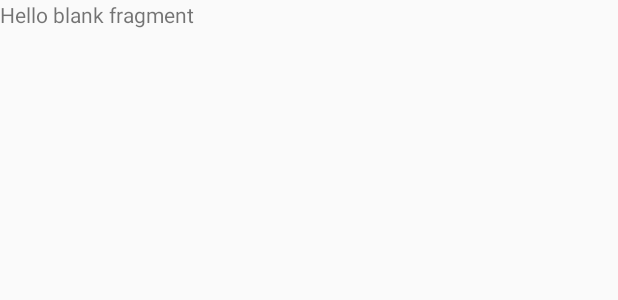
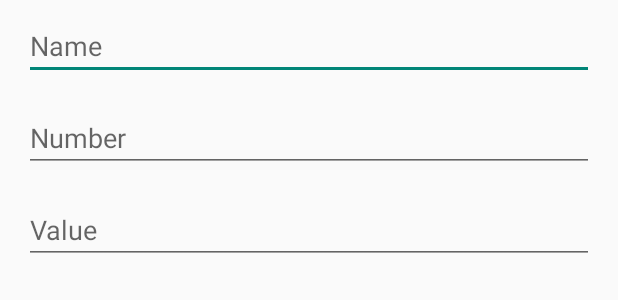
Before and after one commit to barsimark/MyPortfolio, an Android app: the layout fragment_additem.xml on its own in the app's theme, with its tools: preview values and no code run, on a phone screen of 412 x 824 dp. Shown: the top 300 px of the screen. Run offline under Robolectric (Android 15) with nearby library versions, the phone set to English and light mode, and no system bars.

Commit message:
dialog fragment to add new share

```diff
--- a/app/src/main/res/layout/fragment_additem.xml
+++ b/app/src/main/res/layout/fragment_additem.xml
@@ -1,14 +1,53 @@
 <?xml version="1.0" encoding="utf-8"?>
-<FrameLayout xmlns:android="http://schemas.android.com/apk/res/android"
+<androidx.constraintlayout.widget.ConstraintLayout xmlns:android="http://schemas.android.com/apk/res/android"
+    xmlns:app="http://schemas.android.com/apk/res-auto"
     xmlns:tools="http://schemas.android.com/tools"
     android:layout_width="match_parent"
     android:layout_height="match_parent"
     tools:context=".fragments.AdditemFragment">
 
-    <!-- TODO: Update blank fragment layout -->
-    <TextView
+    <EditText
+        android:id="@+id/etAssetName"
         android:layout_width="match_parent"
-        android:layout_height="match_parent"
-        android:text="@string/hello_blank_fragment" />
+        android:layout_height="wrap_content"
+        android:layout_marginStart="16dp"
+        android:layout_marginTop="8dp"
+        android:layout_marginEnd="16dp"
+        android:autofillHints="Name"
+        android:hint="Name"
+        app:layout_constraintEnd_toEndOf="parent"
+        app:layout_constraintHorizontal_bias="0.0"
+        app:layout_constraintStart_toStartOf="parent"
+        app:layout_constraintTop_toTopOf="parent"
+        android:inputType="text"/>
 
-</FrameLayout>
+    <EditText
+        android:id="@+id/etAssetNumber"
+        android:layout_width="match_parent"
+        android:layout_height="wrap_content"
+        android:layout_marginStart="16dp"
+        android:layout_marginTop="16dp"
+        android:layout_marginEnd="16dp"
+        android:autofillHints="Number"
+        android:hint="Number"
+        app:layout_constraintEnd_toEndOf="parent"
+        app:layout_constraintHorizontal_bias="1.0"
+        app:layout_constraintStart_toStartOf="parent"
+        app:layout_constraintTop_toBottomOf="@+id/etAssetName"
+        android:inputType="number"/>
+
+    <EditText
+        android:id="@+id/etAssetValue"
+        android:layout_width="match_parent"
+        android:layout_height="wrap_content"
+        android:layout_marginStart="16dp"
+        android:layout_marginTop="16dp"
+        android:layout_marginEnd="16dp"
+        android:autofillHints="Value"
+        android:hint="Value"
+        app:layout_constraintEnd_toEndOf="parent"
+        app:layout_constraintStart_toStartOf="parent"
+        app:layout_constraintTop_toBottomOf="@+id/etAssetNumber"
+        android:inputType="number"/>
+
+</androidx.constraintlayout.widget.ConstraintLayout>
```
Also changed, not shown: app/src/main/java/myapps/myportfolio/MainActivity.kt (+6 -4 lines), app/src/main/java/myapps/myportfolio/fragments/AdditemFragment.kt (+72 -11 lines).
